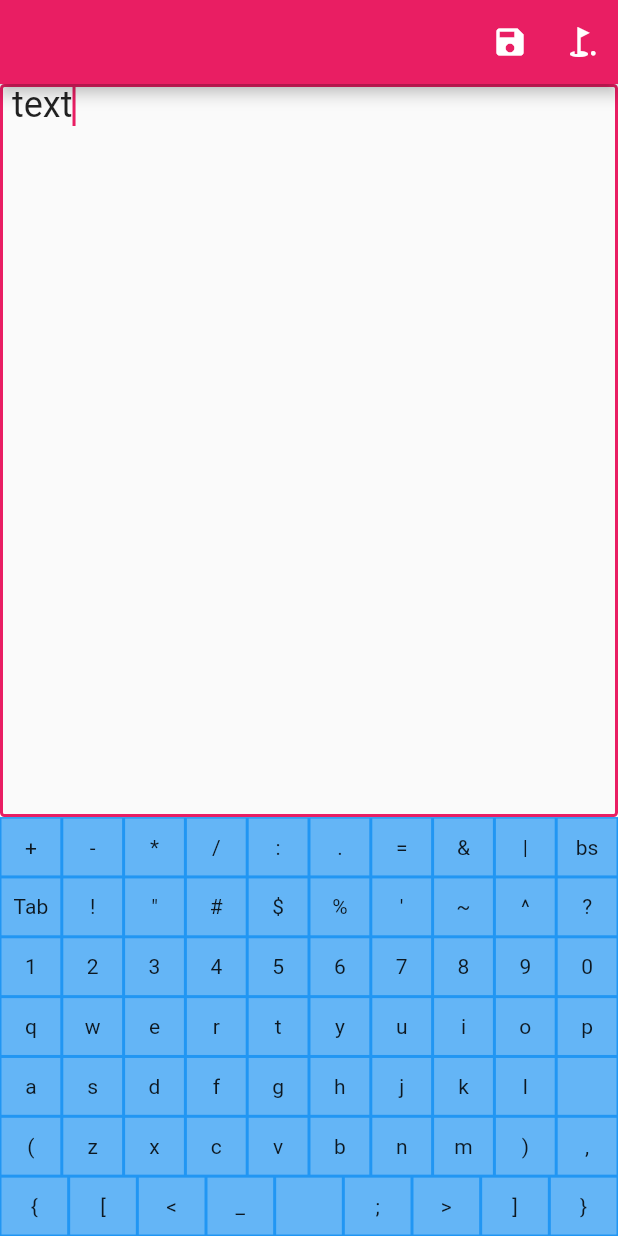
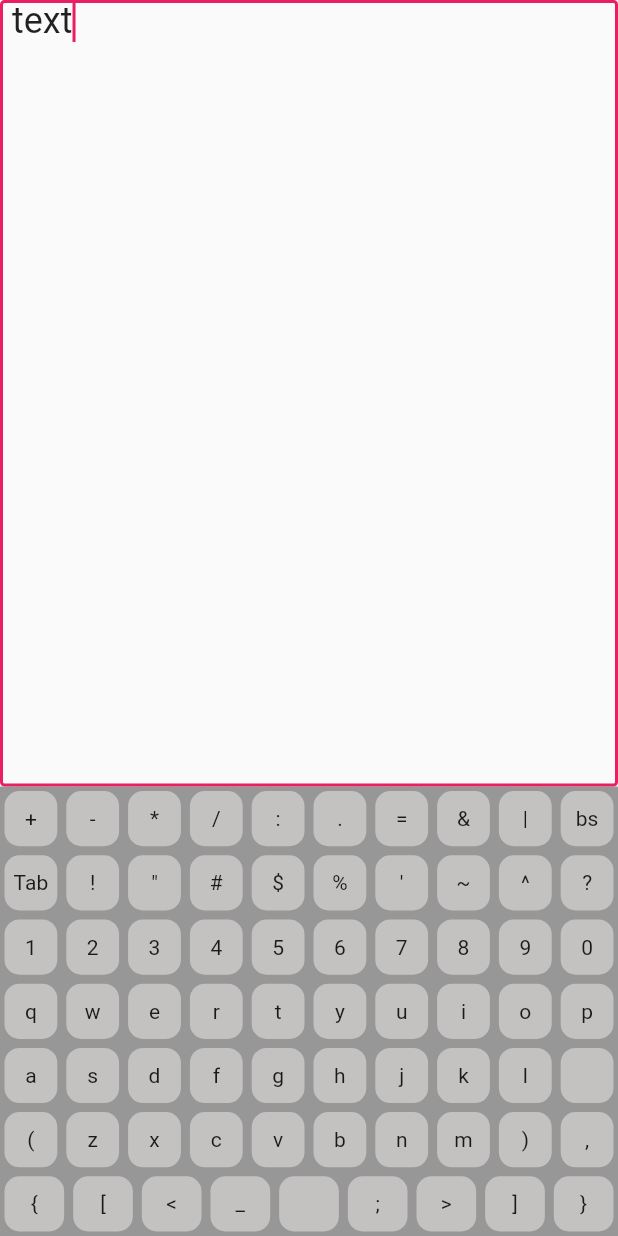
Before and after one commit to normidar/quick_ide, a Flutter app: the ExampleInputPage screen opened directly, on a phone screen of 412 x 824 dp. Run offline on Flutter 3.47's test engine with Material 2 defaults, Android fonts, the phone set to English and light mode, and no system bars; our stand-ins replace fluttertoast, loading_animation_widget; missing offline and left inert: flutter_eval, github.

Commit message:
update design

````diff
--- /dev/null
+++ b/lib/engine/high_light_text_controller/high_light_text_controller.dart
@@ -0,0 +1,129 @@
+import 'package:flutter/widgets.dart';
+
+/// a custom controller based on [TextEditingController] used to activly style input text based on regex patterns and word matching
+/// with some custom features.
+/// {@tool snippet}
+///
+/// ```dart
+/// class _ExampleState extends State<Example> {
+///
+///   late RichTextController _controller;
+///
+/// _controller = RichTextController(
+///       deleteOnBack: true,
+///       patternMatchMap: {
+///         //Returns every Hashtag with red color
+///         RegExp(r"\B#[a-zA-Z0-9]+\b"):
+///             const TextStyle(color: Colors.red, fontSize: 22.0),
+///         //Returns every Mention with blue color and bold style.
+///         RegExp(r"\B@[a-zA-Z0-9]+\b"): const TextStyle(
+///           fontWeight: FontWeight.w800,
+///           color: Colors.blue,
+///         ),
+///
+///  TextFormField(
+///  controller: _controller,
+///  ...
+/// )
+///
+/// ```
+/// {@end-tool}
+class HighLightTextController extends TextEditingController {
+  static const reservedWordStyle = TextStyle(color: Color.fromARGB(255, 38, 172, 255));
+  final Map<RegExp, TextStyle>? patternMatchMap = {
+    RegExp(r"'.*?'"): const TextStyle(color: Color.fromARGB(255, 224, 75, 20)),
+    RegExp(r'".*?"'): const TextStyle(color: Color.fromARGB(255, 224, 75, 20)),
+    RegExp(r'\bclass\b'): reservedWordStyle,
+    RegExp(r'\bwhile\b'): reservedWordStyle,
+    RegExp(r'@override\b'): reservedWordStyle,
+    RegExp(r'\breturn\b'): reservedWordStyle,
+    RegExp(r'\bimport\b'): reservedWordStyle,
+    RegExp(r'\bif\b'): reservedWordStyle,
+    RegExp(r'\belse\b'): reservedWordStyle,
+    RegExp(r'\bfor\b'): reservedWordStyle,
+    RegExp(r'\bas\b'): reservedWordStyle,
+    RegExp(r'\bfalse\b'): reservedWordStyle,
+    RegExp(r'\btrue\b'): reservedWordStyle,
+    RegExp(r'\bnull\b'): reservedWordStyle,
+    RegExp(r'\bbreak\b'): reservedWordStyle,
+    RegExp(r'\bcontinue\b'): reservedWordStyle,
+    RegExp(r'\bconst\b'): reservedWordStyle,
+    RegExp(r'\btry\b'): reservedWordStyle,
+    RegExp(r'\bcatch\b'): reservedWordStyle,
+    RegExp(r'\bfinal\b'): reservedWordStyle,
+    RegExp(r'\bvar\b'): reservedWordStyle,
+    RegExp(r'\bsuper\b'): reservedWordStyle,
+    RegExp(r'\bawait\b'): reservedWordStyle,
+    RegExp(r'\basync\b'): reservedWordStyle,
+  };
+  final String Function(List<String> match) onMatch = ((match) {
+    return '*';
+  });
+  final bool? deleteOnBack;
+  String _lastValue = "";
+
+  bool isBack(String current, String last) {
+    return current.length < last.length;
+  }
+
+  HighLightTextController({
+    String? text,
+    this.deleteOnBack = false,
+  }) : super(text: text);
+
+  @override
+  TextSpan buildTextSpan({required BuildContext context, TextStyle? style, required bool withComposing}) {
+    List<TextSpan> children = [];
+    List<String> matches = [];
+
+    // Validating with REGEX
+    RegExp? allRegex;
+    allRegex =
+        patternMatchMap != null ? RegExp(patternMatchMap?.keys.map((e) => e.pattern).join('|') ?? "") : null;
+
+    text.splitMapJoin(
+      allRegex!,
+      onNonMatch: (String span) {
+        children.add(TextSpan(text: span, style: style));
+        return span.toString();
+      },
+      onMatch: (Match m) {
+        if (!matches.contains(m[0])) matches.add(m[0]!);
+        final RegExp? k = patternMatchMap?.entries.firstWhere((element) {
+          return element.key.allMatches(m[0]!).isNotEmpty;
+        }).key;
+        if (deleteOnBack!) {
+          if ((isBack(text, _lastValue) && m.end == selection.baseOffset)) {
+            WidgetsBinding.instance.addPostFrameCallback((_) {
+              children.removeWhere((element) => element.text! == text);
+              text = text.replaceRange(m.start, m.end, "");
+              selection = selection.copyWith(
+                baseOffset: m.end - (m.end - m.start),
+                extentOffset: m.end - (m.end - m.start),
+              );
+            });
+          } else {
+            children.add(
+              TextSpan(
+                text: m[0],
+                style: patternMatchMap![k],
+              ),
+            );
+          }
+        } else {
+          children.add(
+            TextSpan(
+              text: m[0],
+              style: patternMatchMap![k],
+            ),
+          );
+        }
+
+        return (onMatch(matches));
+      },
+    );
+
+    _lastValue = text;
+    return TextSpan(style: style, children: children);
+  }
+}
--- a/lib/pages/input_page/example_input_page.dart
+++ b/lib/pages/input_page/example_input_page.dart
@@ -1,9 +1,7 @@
 import 'package:flutter/material.dart';
-import 'package:fluttertoast/fluttertoast.dart';
-import 'package:quick_ide/pages/flutter_eval_page/flutter_eval_page.dart';
+import 'package:quick_ide/engine/high_light_text_controller/high_light_text_controller.dart';
 
 import '../keyboard/keyboard.dart';
-import '../keyboard/rich_text_controller.dart';
 
 class ExampleInputPage extends StatelessWidget with WidgetsBindingObserver {
   ExampleInputPage();
@@ -13,40 +11,7 @@ class ExampleInputPage extends StatelessWidget with WidgetsBindingObserver {
     print(state);
   }
 
-  static const reservedWordStyle = TextStyle(color: Color.fromARGB(255, 38, 172, 255));
-
-  TextEditingController controller = RichTextController(
-    patternMatchMap: {
-      RegExp(r"'.*?'"): const TextStyle(color: Color.fromARGB(255, 224, 75, 20)),
-      RegExp(r'".*?"'): const TextStyle(color: Color.fromARGB(255, 224, 75, 20)),
-      RegExp(r'\bclass\b'): reservedWordStyle,
-      RegExp(r'\bwhile\b'): reservedWordStyle,
-      RegExp(r'@override\b'): reservedWordStyle,
-      RegExp(r'\breturn\b'): reservedWordStyle,
-      RegExp(r'\bimport\b'): reservedWordStyle,
-      RegExp(r'\bif\b'): reservedWordStyle,
-      RegExp(r'\belse\b'): reservedWordStyle,
-      RegExp(r'\bfor\b'): reservedWordStyle,
-      RegExp(r'\bas\b'): reservedWordStyle,
-      RegExp(r'\bfalse\b'): reservedWordStyle,
-      RegExp(r'\btrue\b'): reservedWordStyle,
-      RegExp(r'\bnull\b'): reservedWordStyle,
-      RegExp(r'\bbreak\b'): reservedWordStyle,
-      RegExp(r'\bcontinue\b'): reservedWordStyle,
-      RegExp(r'\bconst\b'): reservedWordStyle,
-      RegExp(r'\btry\b'): reservedWordStyle,
-      RegExp(r'\bcatch\b'): reservedWordStyle,
-      RegExp(r'\bfinal\b'): reservedWordStyle,
-      RegExp(r'\bvar\b'): reservedWordStyle,
-      RegExp(r'\bsuper\b'): reservedWordStyle,
-      RegExp(r'\bawait\b'): reservedWordStyle,
-      RegExp(r'\basync\b'): reservedWordStyle,
-    },
-    onMatch: ((match) {
-      print(match);
-      return '*';
-    }),
-  );
+  TextEditingController controller = HighLightTextController();
   ScrollController scrollController = ScrollController();
   @override
   Widget build(BuildContext context) {
@@ -57,32 +22,6 @@ class ExampleInputPage extends StatelessWidget with WidgetsBindingObserver {
         return true;
       },
       child: Scaffold(
-        appBar: AppBar(
-          actions: [
-            IconButton(
-              onPressed: () async {
-                // await file.writeAsString(controller.text);
-                // file.writeAsStringSync(controller.text);
-                Fluttertoast.showToast(
-                  msg: "File Saved",
-                  toastLength: Toast.LENGTH_SHORT,
-                  gravity: ToastGravity.BOTTOM,
-                );
-              },
-              icon: const Icon(Icons.save),
-            ),
-            IconButton(
-              onPressed: () async {
-                final navigator = Navigator.of(context);
-                // await file.writeAsString(controller.text);
-                navigator.push(MaterialPageRoute(
-                  builder: ((context) => FlutterEvalPage(controller.text)),
-                ));
-              },
-              icon: const Icon(Icons.golf_course),
-            ),
-          ],
-        ),
         body: Column(
           children: [
             Expanded(
--- a/lib/pages/keyboard/key_button.dart
+++ b/lib/pages/keyboard/key_button.dart
@@ -37,9 +37,7 @@ class KeyButton extends StatelessWidget {
     return Expanded(
       flex: flex,
       child: Padding(
-        padding: const EdgeInsets.all(1.0),
-        child: Material(
-          color: Colors.blue.shade300,
+        padding: const EdgeInsets.all(3.0),
         child: Listener(
           onPointerDown: ((event) => onTapDown()),
           onPointerUp: (event) => onTapUp(),
@@ -65,7 +63,14 @@ class KeyButton extends StatelessWidget {
               }
               typeController.typeText(text.toUpperCase());
             },
-              child: Center(child: Text(text)),
+            child: Container(
+              alignment: Alignment.center,
+              height: double.infinity,
+              decoration: BoxDecoration(
+                borderRadius: BorderRadius.circular(10),
+                color: const Color.fromARGB(255, 196, 193, 193),
+              ),
+              child: Text(text),
             ),
           ),
         ),
--- a/lib/pages/keyboard/keyboard.dart
+++ b/lib/pages/keyboard/keyboard.dart
@@ -19,7 +19,7 @@ class Keyboard extends StatelessWidget {
     TypeController typeController = TypeController(textEditingController);
     return Container(
       height: 160,
-      color: Colors.blue,
+      color: const Color.fromARGB(179, 110, 109, 109),
       child: Column(
         children: [
           Expanded(
````
Lines whose indentation alone changed are shown as unchanged.
